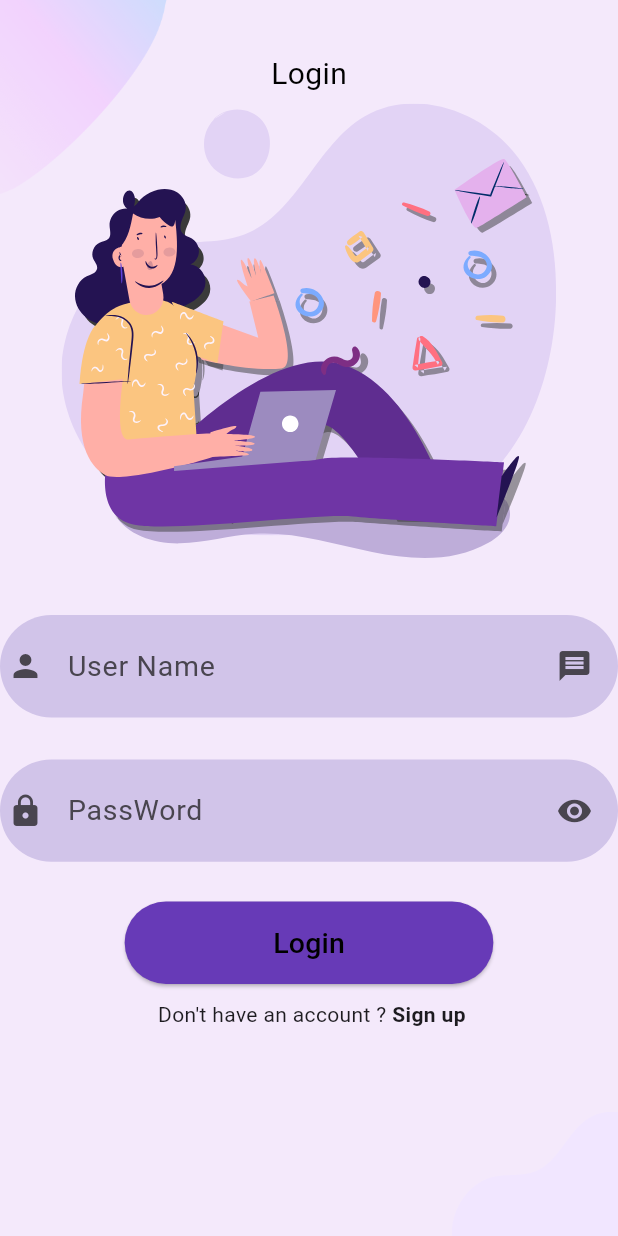
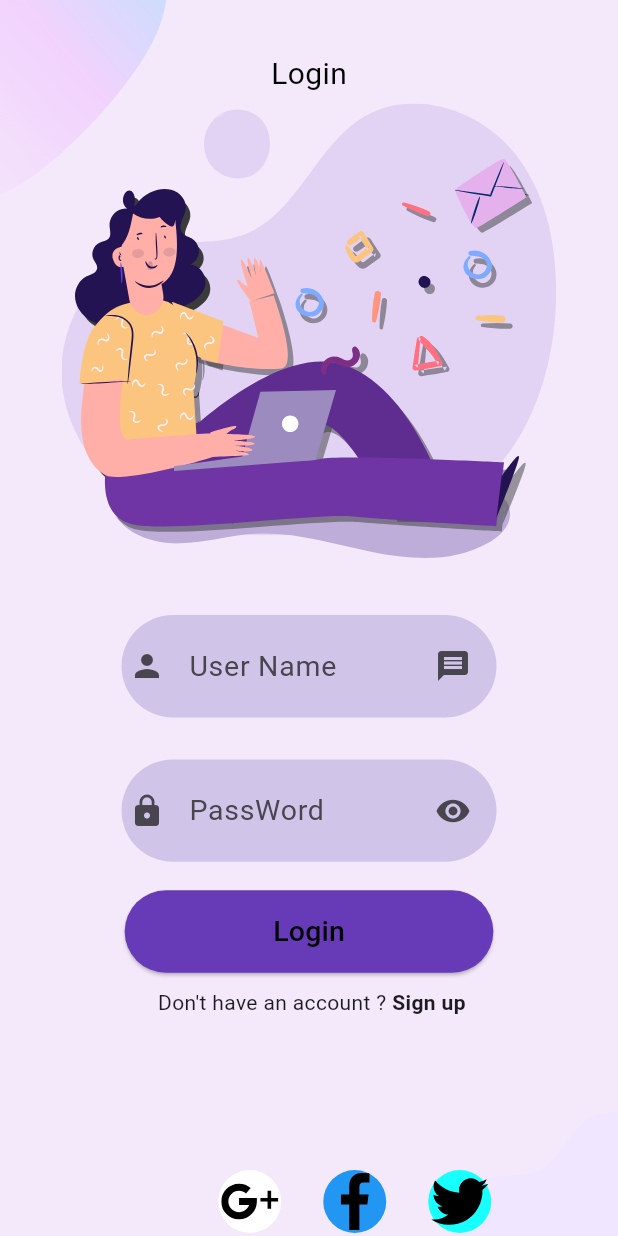
Before and after one commit to YazanMtawej/onestopshop, a Flutter app: the LoginViewBody screen opened directly, on a phone screen of 412 x 824 dp. Run offline on Flutter 3.47's test engine with Material 3 defaults, Android fonts, the phone set to English and light mode, and no system bars; our stand-ins replace bloc, cached_network_image, convex_bottom_bar, dartz, device_preview, dio and 11 more; accounts and stored records are empty; network calls fail.

Commit message:
add social media icons to login view and sigin view

```diff
--- a/lib/features/Acount/presentation/views/widgets/login_view_body.dart
+++ b/lib/features/Acount/presentation/views/widgets/login_view_body.dart
@@ -24,12 +24,12 @@ class LoginViewBody extends StatelessWidget {
         backgroundColor: kPrimaryColor,
         body: BlocConsumer<AuthCubit, AuthState>(
           listener: (context, state) {
-            if(state is AuthAuthenticated){
-              Get.to(()=>MainView(),duration: kTranstionDuration,);
+            if (state is AuthAuthenticated) {
+              Get.to(() => MainView(), duration: kTranstionDuration);
             }
           },
           builder: (context, state) {
-            if(state is AuthLoading){
+            if (state is AuthLoading) {
               return CustomLoadingIndicator();
             }
 
@@ -53,14 +53,13 @@ class LoginViewBody extends StatelessWidget {
                         SvgPicture.asset('assets/images/icons/login.svg'),
                         const SizedBox(height: 24),
 
-              SizedBox(
-                height: 200,
-                child: ListView(
-                  children: [
-                    TextFieldEmail(controller: usernameCtrl, label: 'User Name',),
-                    TextFieldPassword(controller: passwordCtrl, label: 'PassWord',),
-                  ],
+                        TextFieldEmail(
+                          controller: usernameCtrl,
+                          label: 'User Name',
                         ),
+                        TextFieldPassword(
+                          controller: passwordCtrl,
+                          label: 'PassWord',
                         ),
 
                         const SizedBox(height: 5),
@@ -92,8 +91,11 @@ class LoginViewBody extends StatelessWidget {
                             style: TextStyle(fontSize: 19, color: kTextColor),
                           ),
                         ),
-             if(state is AuthError)
-                Text(state.errmessage,style: TextStyle(color: Colors.red),),
+                        if (state is AuthError)
+                          Text(
+                            state.errmessage,
+                            style: TextStyle(color: Colors.red),
+                          ),
 
                         const SizedBox(height: 10),
                         Row(
@@ -115,7 +117,6 @@ class LoginViewBody extends StatelessWidget {
                             ),
                           ],
                         ),
-
                       ],
                     ),
                   ),
@@ -132,12 +133,63 @@ class LoginViewBody extends StatelessWidget {
                       'assets/images/images1/login_bottom.png',
                     ),
                   ),
+                   Positioned(
+                    bottom: 2,
+                    right: 120,
+                    width: 111,
+                    child: Container(
+                      height: 42,
+                      decoration: BoxDecoration(
+                        color: Colors.blue.shade500,
+                        shape: BoxShape.circle,
+                      ),
+                      child: Padding(
+                        padding: const EdgeInsets.all(2.0),
+                        child: SvgPicture.asset(
+                          'assets/images/icons/facebook.svg',
+                        ),
+                      ),
+                    ),
+                  ),
+                  Positioned(
+                    bottom: 2,
+                    right: 190,
+                    width: 111,
+                    child: Container(
+                      height: 42,
+                      decoration: BoxDecoration(
+                        color: Colors.white,
+                        shape: BoxShape.circle,
+                      ),
+                      child: Padding(
+                        padding: const EdgeInsets.all(2.0),
+                        child: SvgPicture.asset(
+                          'assets/images/icons/google-plus.svg',
+                        ),
+                      ),
+                    ),
+                  ),
+                  Positioned(
+                    bottom: 2,
+                    right: 50,
+                    width: 111,
+                    child: Container(
+                      height: 42,
+                      decoration: BoxDecoration(
+                        color: Colors.cyanAccent,
+                        shape: BoxShape.circle,
+                      ),
+                      child: Padding(
+                        padding: const EdgeInsets.all(2.0),
+                        child: SvgPicture.asset(
+                          'assets/images/icons/twitter.svg',
+                        ),
+                      ),
+                    ),
+                  ),
                 ],
               ),
             );
-
-
-
           },
         ),
       ),
```
Also changed, not shown: lib/features/Acount/presentation/views/widgets/sigin_view_body.dart (+55 -0 lines). Lines whose indentation alone changed are shown as unchanged.
